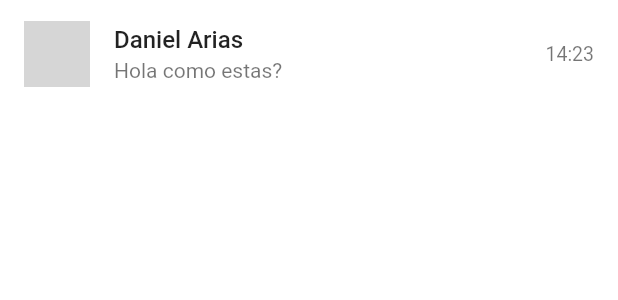
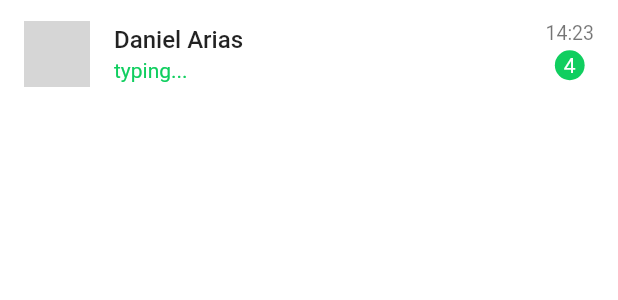
Before and after one commit to valegrei/codigo6_whatsapp, a Flutter app: the ItemChatWidget widget shown alone on an empty page, opened directly with sample values from the repository, on a phone screen of 412 x 824 dp. Shown: the top 300 px of the screen. Run offline on Flutter 3.47's test engine with Material 2 defaults, Android fonts, the phone set to English and light mode, and no system bars; network calls fail; Roboto replaces fonts that are missing (Manrope); grey boxes are pictures that could not be loaded.

Commit message:
Chat detail

```diff
--- a/lib/main.dart
+++ b/lib/main.dart
@@ -1,4 +1,4 @@
-import 'package:codigo6_whatsapp/home_page.dart';
+import 'package:codigo6_whatsapp/pages/home_page.dart';
 import 'package:flutter/material.dart';
 
 void main() {
@@ -18,11 +18,11 @@ class MyApp extends StatelessWidget {
         // brightness: Brightness.dark,
           scaffoldBackgroundColor:Colors.white,
           fontFamily: "Manrope",
-        appBarTheme: AppBarTheme(
+        appBarTheme: const AppBarTheme(
           backgroundColor: Color(0xff075E56),
         ),
         // useMaterial3: true,
-        floatingActionButtonTheme: FloatingActionButtonThemeData(
+        floatingActionButtonTheme: const FloatingActionButtonThemeData(
           backgroundColor: Color(0xff10CE5F),
         )
       ),
--- a/lib/models/chat_model.dart
+++ b/lib/models/chat_model.dart
@@ -4,6 +4,8 @@ class ChatModel {
   String message;
   String time;
   String date;
+  bool isTyping;
+  int countMessage;
 
   ChatModel({
     required this.avatar,
@@ -11,5 +13,7 @@ class ChatModel {
     required this.message,
     required this.time,
     required this.date,
+    required this.isTyping,
+    required this.countMessage,
   });
 }
--- a/lib/home_page.dart
+++ b/lib/pages/home_page.dart
@@ -1,4 +1,4 @@
-import 'package:codigo6_whatsapp/chat_page.dart';
+import 'package:codigo6_whatsapp/pages/chat_page.dart';
 import 'package:flutter/material.dart';
 
 class HomePage extends StatefulWidget {
@@ -52,12 +52,12 @@ class _HomePageState extends State<HomePage> with SingleTickerProviderStateMixin
           // indicatorPadding:
           //   EdgeInsets.symmetric(horizontal: 12.0, vertical: 10),
           labelColor: Colors.white,
-          labelStyle: TextStyle(
+          labelStyle: const TextStyle(
             fontWeight: FontWeight.w500,
             fontSize: 14.0,
           ),
           unselectedLabelColor: Colors.white70,
-          tabs: [
+          tabs: const [
             Tab( icon: Icon(Icons.group)),
             Tab(text: "CHATS"),
             Tab(text: "STATUS"),
@@ -67,15 +67,15 @@ class _HomePageState extends State<HomePage> with SingleTickerProviderStateMixin
       ),
       floatingActionButton: FloatingActionButton(
         onPressed: (){},
-        child: Icon(Icons.message),
+        child: const Icon(Icons.message),
       ),
       body: TabBarView(
         controller: myTabController,
         children: [
-          Text("Hola"),
+          const Text("Hola"),
           ChatPage(),
-          Text("Hola"),
-          Text("Hola"),
+          const Text("Hola"),
+          const Text("Hola"),
         ],
       ),
     );
--- a/lib/widgets/item_chat_widget.dart
+++ b/lib/widgets/item_chat_widget.dart
@@ -1,13 +1,21 @@
 import 'package:codigo6_whatsapp/models/chat_model.dart';
+import 'package:codigo6_whatsapp/pages/chat_detail_page.dart';
 import 'package:flutter/material.dart';
 
 class ItemChatWidget extends StatelessWidget {
   ChatModel dataChat;
-  ItemChatWidget({required this.dataChat});
+
+  ItemChatWidget({super.key, required this.dataChat});
 
   @override
   Widget build(BuildContext context) {
     return ListTile(
+      onTap: () {
+        Navigator.push(
+            context, MaterialPageRoute(builder: (context) => ChatDetailPage(
+          image: dataChat.avatar, name: dataChat.name,
+        )));
+      },
       leading: CircleAvatar(
         backgroundImage: NetworkImage(dataChat.avatar),
         backgroundColor: Colors.black12,
@@ -20,12 +28,16 @@ class ItemChatWidget extends StatelessWidget {
         ),
       ),
       subtitle: Text(
-        dataChat.message,
+        dataChat.isTyping ? "typing..." : dataChat.message,
         maxLines: 1,
         overflow: TextOverflow.ellipsis,
+        style: TextStyle(
+            color:
+                dataChat.isTyping ? const Color(0xff10CE5F) : Colors.black54),
       ),
       trailing: Column(
         mainAxisAlignment: MainAxisAlignment.center,
+        crossAxisAlignment: CrossAxisAlignment.center,
         children: [
           Text(
             dataChat.time,
@@ -35,6 +47,19 @@ class ItemChatWidget extends StatelessWidget {
               color: Colors.black54,
             ),
           ),
+          dataChat.countMessage > 0
+              ? Container(
+                  padding: const EdgeInsets.all(6.0),
+                  decoration: const BoxDecoration(
+                    color: Color(0xff10CE5F),
+                    shape: BoxShape.circle,
+                  ),
+                  child: Text(
+                    dataChat.countMessage.toString(),
+                    style: const TextStyle(color: Colors.white),
+                  ),
+                )
+              : const SizedBox()
         ],
       ),
     );
```
Also changed, not shown: lib/data/data_dummy.dart (+10 -0 lines), lib/pages/chat_detail_page.dart (added, +57 -0 lines), lib/pages/chat_page.dart (renamed from lib/chat_page.dart).
